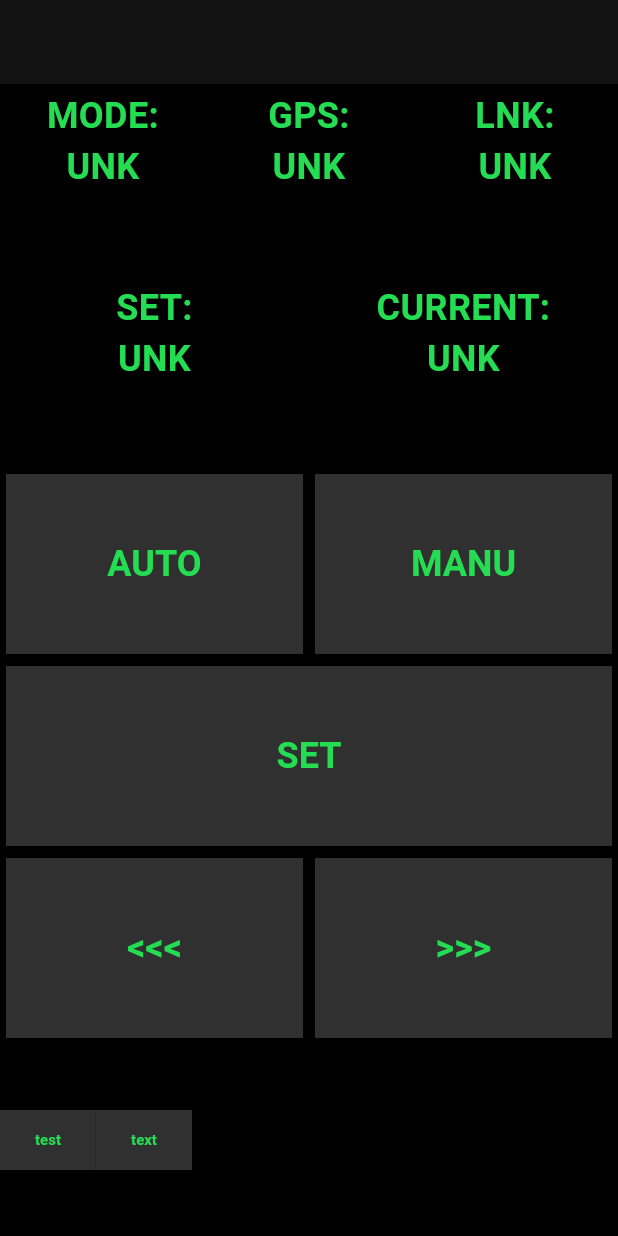
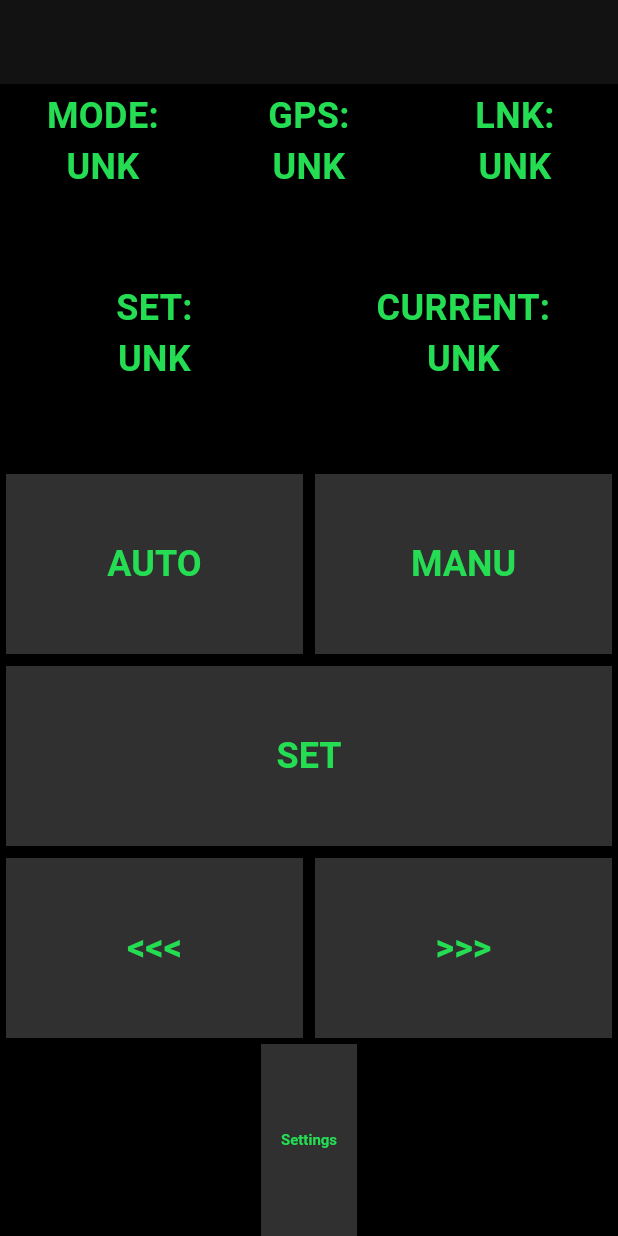
Before and after one commit to MathieuPlachot/SimplePilot, a Flutter app: the screen it shows after launch, on a phone screen of 412 x 824 dp. Run offline on Flutter 3.47's test engine with Material 3 defaults, Android fonts, the phone set to English and light mode, and no system bars.

Commit message:
Flutter app improvements

```diff
--- /dev/null
+++ b/FlutterPilot/flutter_pilot/lib/first_screen.dart
@@ -0,0 +1,135 @@
+import 'package:flutter/material.dart';
+import 'dart:convert';
+import 'package:flutter_pilot/udp_handler.dart';
+import 'package:flutter_pilot/second_screen.dart';
+
+
+class FirstPage extends StatefulWidget {
+  const FirstPage({super.key});
+
+  @override
+  State<FirstPage> createState() => _FirstPageState();
+}
+
+class _FirstPageState extends State<FirstPage> {
+  final UDPHandler myUDPHandler = UDPHandler();
+  final ButtonStyle squareButtonStyle = ElevatedButton.styleFrom(
+    shape: const RoundedRectangleBorder(borderRadius: BorderRadius.zero),
+    padding: EdgeInsets.zero,
+  );
+
+  List<String> statusLabels1 = ["MODE:", "GPS:", "LNK:"];
+  List<String> statusValues1 = ["UNK", "UNK", "UNK"];
+  List<String> statusLabels2 = ["SET:", "CURRENT:"];
+  List<String> statusValues2 = ["UNK", "UNK"];
+
+  @override
+  void initState() {
+    super.initState();
+    myUDPHandler.setUpdateCallback(updateStatus);
+    myUDPHandler.listenIncomingUDP();
+  }
+
+  void updateStatus(String message) {
+    setState(() {
+      print(message);
+      final pilotStatusJson = json.decode(message);
+      statusValues1 = [pilotStatusJson["MODE"], pilotStatusJson["GPSSTATE"], pilotStatusJson["LNK"].toString()];
+      statusValues2 = [pilotStatusJson["SETPOINT"].toString(), pilotStatusJson["CURRENT"].toString()];
+    });
+  }
+
+  Widget paramAndValueText(String paramName, String paramValue, double fontSize){
+    return Text(
+      '$paramName\n$paramValue',
+      style: TextStyle(fontSize: fontSize, fontWeight: FontWeight.bold),
+      textAlign: TextAlign.center,
+    );
+  }
+
+  Widget buildTextRow(List<String> labels, List<String> values) {
+    return Expanded(
+      child: Row(
+        children: List.generate(labels.length, (index) {
+          return Expanded(
+            child: Padding(
+              padding: const EdgeInsets.all(4.0),
+              child: LayoutBuilder(
+                builder: (context, constraints) {
+                  double fontSize = constraints.maxHeight * 0.2;
+                  return SizedBox.expand(
+                    child: paramAndValueText(labels[index],values[index], fontSize),
+                  );
+                },
+              ),
+            ),
+          );
+        }),
+      ),
+    );
+  }
+
+  Widget pilotCommandButton(String label, double fontSize){
+    return ElevatedButton(
+      style: squareButtonStyle,
+      onPressed: () => myUDPHandler.sendUDPMessage(label),
+      child: Text(
+        label,
+        softWrap: false,
+        style: TextStyle(fontSize: fontSize, fontWeight: FontWeight.bold),)
+    );
+  }
+
+  Widget buildButtonRow(List<String> labels) {
+    return Expanded(
+      child: Row(
+        children: labels.map((label) {
+          return Expanded(
+            child: Padding(
+              padding: EdgeInsets.all(4.0),
+              child: LayoutBuilder(
+                builder: (context, constraints) {
+                  double fontSize = constraints.maxHeight * 0.2;
+                  return SizedBox.expand(
+                    child: pilotCommandButton(label, fontSize),
+                  );
+                },
+              ),
+            ),
+          );
+        }).toList(),
+      ),
+    );
+  }
+
+  Widget settingsButton(BuildContext context){
+    return Expanded(
+      child:
+        ElevatedButton(
+          style: squareButtonStyle,
+          onPressed: () {Navigator.push(context, MaterialPageRoute(builder: (context) => SecondPage()));},
+          child: Text(
+            "Settings",
+            softWrap: false,
+            style: TextStyle(fontSize: 10, fontWeight: FontWeight.bold),)
+        )
+      );
+  }
+
+  @override
+  Widget build(BuildContext context) {
+    return Scaffold(
+      appBar: AppBar(title: const Text('')),
+      body: Column(
+        children: [
+          buildTextRow(statusLabels1, statusValues1),
+          buildTextRow(statusLabels2, statusValues2),
+          buildButtonRow(['AUTO', 'MANU']),
+          buildButtonRow(['SET']),
+          buildButtonRow(['<<<', '>>>']),
+          settingsButton(context),
+        ],
+      ),
+    );
+  }
+}
--- a/FlutterPilot/flutter_pilot/lib/main.dart
+++ b/FlutterPilot/flutter_pilot/lib/main.dart
@@ -1,6 +1,7 @@
 import 'package:flutter/material.dart';
-import 'dart:io';
-import 'dart:convert';
+import 'package:flutter_pilot/udp_handler.dart';
+import 'package:flutter_pilot/first_screen.dart';
+
 
 const Color bleuPetrole = Color.fromARGB(255, 36, 221, 83);
 
@@ -44,7 +45,7 @@ class _MyAppState extends State<MyApp> with WidgetsBindingObserver {
   @override
   Widget build(BuildContext context) {
     return MaterialApp(
-      title: 'UDP Button Sender',
+      title: 'SimplePilot Remote',
       theme: ThemeData.dark().copyWith(
         scaffoldBackgroundColor: Colors.black,
         colorScheme: ColorScheme.dark(
@@ -71,194 +72,7 @@ class _MyAppState extends State<MyApp> with WidgetsBindingObserver {
           titleLarge: TextStyle(color: bleuPetrole),
         ),
       ),
-      home: ButtonPage(),
+      home: FirstPage(),
     );
   }
 }
-
-class ButtonPage extends StatefulWidget {
-  const ButtonPage({super.key});
-
-  @override
-  State<ButtonPage> createState() => _ButtonPageState();
-}
-
-class _ButtonPageState extends State<ButtonPage> {
-  final UDPHandler myUDPHandler = UDPHandler();
-  final ButtonStyle squareButtonStyle = ElevatedButton.styleFrom(
-    shape: const RoundedRectangleBorder(borderRadius: BorderRadius.zero),
-    padding: EdgeInsets.zero,
-  );
-
-  List<String> statusLabels1 = ["MODE:", "GPS:", "LNK:"];
-  List<String> statusValues1 = ["UNK", "UNK", "UNK"];
-  List<String> statusLabels2 = ["SET:", "CURRENT:"];
-  List<String> statusValues2 = ["UNK", "UNK"];
-
-  @override
-  void initState() {
-    super.initState();
-    myUDPHandler.setUpdateCallback(updateStatus);
-    myUDPHandler.listenIncomingUDP();
-  }
-
-  void updateStatus(String message) {
-    setState(() {
-      print(message);
-      final pilotStatusJson = json.decode(message);
-      statusValues1 = [pilotStatusJson["MODE"], pilotStatusJson["GPSSTATE"], pilotStatusJson["LNK"].toString()];
-      statusValues2 = [pilotStatusJson["SETPOINT"].toString(), pilotStatusJson["CURRENT"].toString()];
-    });
-  }
-
-  Widget paramAndValueText(String paramName, String paramValue, double fontSize){
-    return Text(
-      '$paramName\n$paramValue',
-      style: TextStyle(fontSize: fontSize, fontWeight: FontWeight.bold),
-      textAlign: TextAlign.center,
-    );
-  }
-
-  Widget buildTextRow(List<String> labels, List<String> values) {
-    return Expanded(
-      child: Row(
-        children: List.generate(labels.length, (index) {
-          return Expanded(
-            child: Padding(
-              padding: const EdgeInsets.all(4.0),
-              child: LayoutBuilder(
-                builder: (context, constraints) {
-                  double fontSize = constraints.maxHeight * 0.2;
-                  return SizedBox.expand(
-                    child: paramAndValueText(labels[index],values[index], fontSize),
-                  );
-                },
-              ),
-            ),
-          );
-        }),
-      ),
-    );
-  }
-
-  Widget myButton(String label, double fontSize){
-    return ElevatedButton(
-      style: squareButtonStyle,
-      onPressed: () => myUDPHandler.sendUDPMessage(label),
-      child: Text(
-        label,
-        softWrap: false,
-        style: TextStyle(fontSize: fontSize, fontWeight: FontWeight.bold),)
-    );
-  }
-
-  Widget buildButtonRow(List<String> labels) {
-    return Expanded(
-      child: Row(
-        children: labels.map((label) {
-          return Expanded(
-            child: Padding(
-              padding: EdgeInsets.all(4.0),
-              child: LayoutBuilder(
-                builder: (context, constraints) {
-                  double fontSize = constraints.maxHeight * 0.2;
-                  return SizedBox.expand(
-                    child: myButton(label, fontSize),
-                  );
-                },
-              ),
-            ),
-          );
-        }).toList(),
-      ),
-    );
-  }
-
-  Widget navigationButtonsRow(){
-    return Expanded(
-      child: Row(
-        children: [
-          myButton("test", 10),
-          myButton("text", 10),
-        ]
-      )
-    );
-  }
-
-  @override
-  Widget build(BuildContext context) {
-    return Scaffold(
-      appBar: AppBar(title: const Text('')),
-      body: Column(
-        children: [
-          buildTextRow(statusLabels1, statusValues1),
-          buildTextRow(statusLabels2, statusValues2),
-          buildButtonRow(['AUTO', 'MANU']),
-          buildButtonRow(['SET']),
-          buildButtonRow(['<<<', '>>>']),
-          navigationButtonsRow(),
-        ],
-      ),
-    );
-  }
-}
-
-class UDPHandler {
-  bool foreground = true;
-  Function(String)? onUpdate;
-
-  void setForeground(bool value) {
-    foreground = value;
-  }
-
-  void setUpdateCallback(Function(String) callback) {
-    onUpdate = callback;
-  }
-
-  Future<void> requestPeriodicRefresh() async {
-    var socket = await RawDatagramSocket.bind(InternetAddress.anyIPv4, 0);
-    var message = '\x06';
-    var data = message.codeUnits;
-    var server = InternetAddress('10.3.141.1');
-    var port = 1234;
-
-    while (foreground) {
-      socket.send(data, server, port);
-      await Future.delayed(const Duration(milliseconds: 500));
-    }
-  }
-
-  Future<void> listenIncomingUDP() async {
-    var socket = await RawDatagramSocket.bind(InternetAddress.anyIPv4, 5678);
-    socket.listen((RawSocketEvent event) {
-      if (event == RawSocketEvent.read) {
-        var datagram = socket.receive();
-        if (datagram != null) {
-          String message = String.fromCharCodes(datagram.data);
-          print(message);
-          if (onUpdate != null) {
-            onUpdate!(message);
-          }
-        }
-      }
-    });
-  }
-
-  Future<void> sendUDPMessage(String label) async {
-    var messages = {
-      'AUTO': '\x01',
-      'MANU': '\x02',
-      'SET': '\x05',
-      '<<<': '\x03',
-      '>>>': '\x04',
-    };
-
-    var message = messages[label] ?? '';
-    var socket = await RawDatagramSocket.bind(InternetAddress.anyIPv4, 0);
-    var data = message.codeUnits;
-    var server = InternetAddress('10.3.141.1');
-    var port = 1234;
-
-    socket.send(data, server, port);
-  }
-}
```
Also changed, not shown: FlutterPilot/flutter_pilot/lib/second_screen.dart (added, +128 -0 lines), FlutterPilot/flutter_pilot/lib/udp_handler.dart (added, +61 -0 lines).
